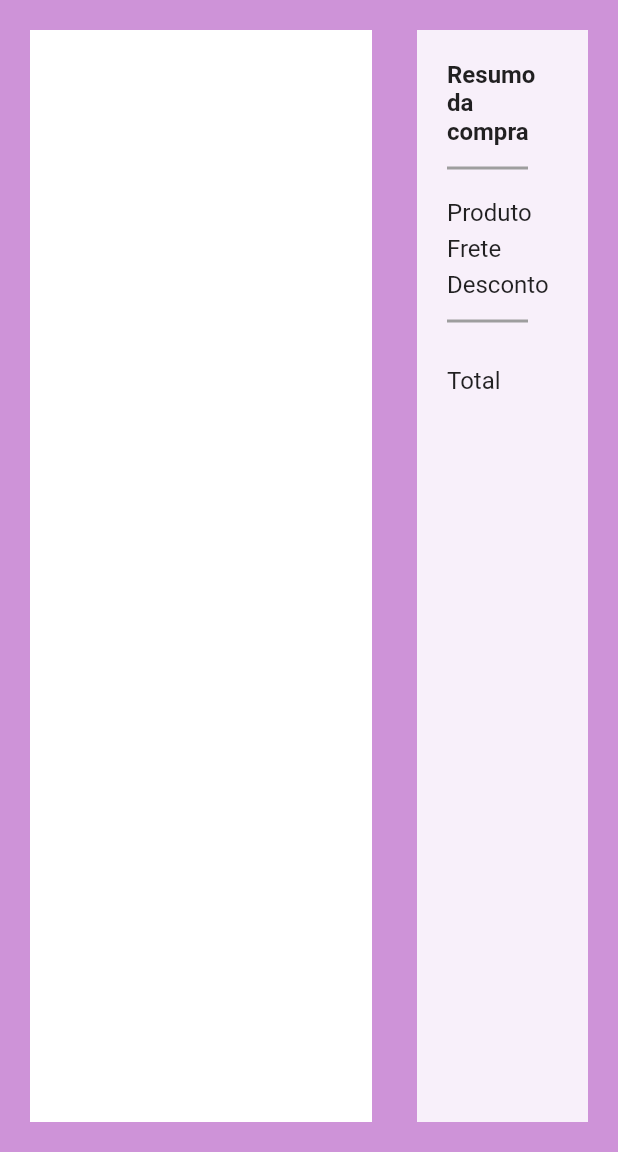
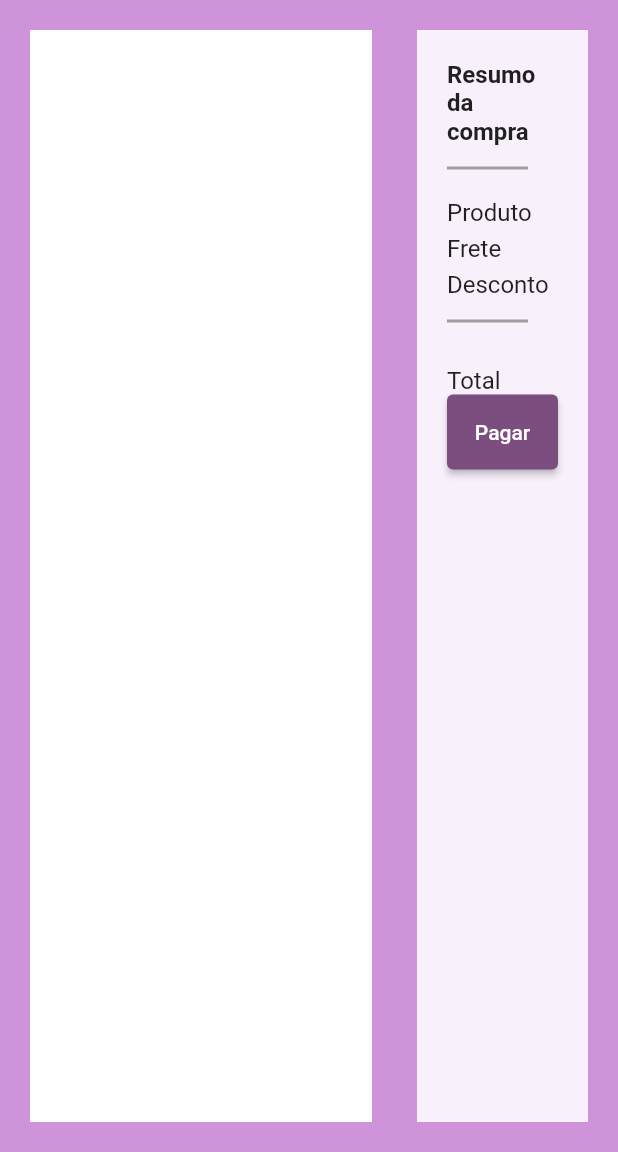
Before and after one commit to Isadora-R/ShopEase, a Flutter app: the PagamentoCheckout screen opened directly, on a phone screen of 412 x 824 dp, the part 84-1236 px from its top. Run offline on Flutter 3.47's test engine with Material 2 defaults, Android fonts, the light colour scheme and no system bars; accounts and stored records are empty.

Commit message:
Adição pagamento_aprovado

```diff
--- a/shop_ease/lib/src/components/login.dart
+++ b/shop_ease/lib/src/components/login.dart
@@ -51,6 +51,9 @@ class _LoginState extends State<Login> {
               user.address.address,
               user.bank.cardNumber,
               user.bank.cardExpire,
+              user.address.city ?? '',
+              user.address.postalCode,
+              user.address.state,
             ];
             Navigator.pushReplacementNamed(
               context,
--- a/shop_ease/lib/src/components/pagamento_checkout.dart
+++ b/shop_ease/lib/src/components/pagamento_checkout.dart
@@ -1,4 +1,5 @@
 import 'package:flutter/material.dart';
+import 'package:shop_ease/src/components/pagamento_aprovado.dart';
 
 class PagamentoCheckout extends StatelessWidget {
   const PagamentoCheckout({super.key});
@@ -30,9 +31,9 @@ class PagamentoCheckout extends StatelessWidget {
                           color: Colors.white,
 
                           //height: 200, // altura
-                          child: Center(
+                          child: const Center(
                             child: Padding(
-                              padding: const EdgeInsets.all(20.0),
+                              padding: EdgeInsets.all(20.0),
                               child: Column(
                                 crossAxisAlignment: CrossAxisAlignment.stretch,
                                 children: [],
@@ -49,70 +50,84 @@ class PagamentoCheckout extends StatelessWidget {
                           alignment: Alignment.topLeft,
                           padding: const EdgeInsets.all(20),
                           //height: 200, //altura
-                          child: const Column(
+                          child: Column(
                             crossAxisAlignment: CrossAxisAlignment.start,
                             children: [
-                              Text(
+                              const Text(
                                 'Resumo da compra',
                                 style: TextStyle(
                                     fontSize: 16.0,
                                     fontWeight: FontWeight.bold),
                               ),
-                              SizedBox(
+                              const SizedBox(
                                 height: 5,
                               ),
-                              Divider(
+                              const Divider(
                                 color: Colors.grey,
                                 height: 20,
                                 thickness: 2,
                                 indent: 0,
                                 endIndent: 20,
                               ),
-                              SizedBox(
+                              const SizedBox(
                                 height: 10,
                               ),
-                              Text(
+                              const Text(
                                 'Produto',
                                 style: TextStyle(
                                     fontSize: 16.0,
                                     fontWeight: FontWeight.normal),
                               ),
-                              SizedBox(
+                              const SizedBox(
                                 height: 5,
                               ),
-                              Text(
+                              const Text(
                                 'Frete',
                                 style: TextStyle(
                                     fontSize: 16.0,
                                     fontWeight: FontWeight.normal),
                               ),
-                              SizedBox(
+                              const SizedBox(
                                 height: 5,
                               ),
-                              Text(
+                              const Text(
                                 'Desconto',
                                 style: TextStyle(
                                     fontSize: 16.0,
                                     fontWeight: FontWeight.normal),
                               ),
-                              SizedBox(
+                              const SizedBox(
                                 height: 5,
                               ),
-                              Divider(
+                              const Divider(
                                 color: Colors.grey,
                                 height: 20,
                                 thickness: 2,
                                 indent: 0,
                                 endIndent: 20,
                               ),
-                              SizedBox(
+                              const SizedBox(
                                 height: 20,
                               ),
-                              Text(
+                              const Text(
                                 'Total',
                                 style: TextStyle(
                                     fontSize: 16.0,
                                     fontWeight: FontWeight.normal),
+                              ),
+                              ElevatedButton(
+                                onPressed: () {
+                                  Navigator.push(
+                                    context,
+                                    MaterialPageRoute(
+                                        builder: (context) =>
+                                            const PagamentoAprovado()),
+                                  );
+                                },
+                                style: ElevatedButton.styleFrom(
+                                  minimumSize: const Size(150, 50),
+                                ),
+                                child: const Text('Pagar'),
                               ),
                             ],
                           ),
```
Also changed, not shown: shop_ease/lib/src/components/pagamento_aprovado.dart (added, +76 -0 lines), shop_ease/lib/src/components/pagamento_cartao.dart (+8 -0 lines), shop_ease/lib/src/components/pagamento_endereco.dart (+13 -2 lines), shop_ease/lib/src/components/pagamento_selecao.dart (+26 -5 lines).
